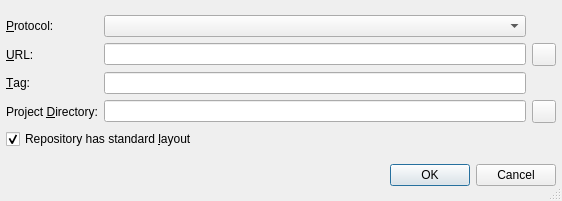
The window that Plugins/VcsPlugins/vcsSubversion/SvnNewProjectOptionsDialog.ui (testmana2/test) describes before a commit, drawn with Qt 5.
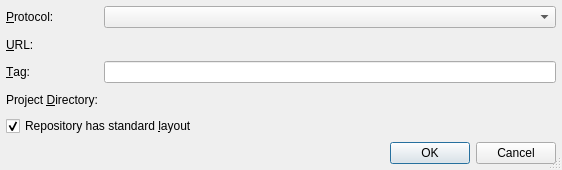
The same window after the commit. Custom widgets are drawn as their Qt base class.

Commit message: Modified more dialogs to use the path picker widgets.

```diff
--- a/Plugins/VcsPlugins/vcsSubversion/SvnNewProjectOptionsDialog.ui
+++ b/Plugins/VcsPlugins/vcsSubversion/SvnNewProjectOptionsDialog.ui
@@ -7,7 +7,7 @@
     <x>0</x>
     <y>0</y>
     <width>562</width>
-    <height>201</height>
+    <height>170</height>
    </rect>
   </property>
   <property name="windowTitle">
@@ -21,27 +21,7 @@
   <property name="sizeGripEnabled">
    <bool>true</bool>
   </property>
-  <layout class="QVBoxLayout">
-   <item>
-    <layout class="QGridLayout">
-     <item row="2" column="1">
-      <widget class="QLineEdit" name="vcsTagEdit">
-       <property name="toolTip">
-        <string>Enter the tag the new project should be generated from</string>
-       </property>
-       <property name="whatsThis">
-        <string>&lt;b&gt;Tag in VCS&lt;/b&gt;
-&lt;p&gt;Enter the tag name the new project shall be generated from. Leave empty to retrieve the latest data from the repository.&lt;/p&gt;</string>
-       </property>
-      </widget>
-     </item>
-     <item row="0" column="1">
-      <widget class="QComboBox" name="protocolCombo">
-       <property name="toolTip">
-        <string>Select the protocol to access the repository</string>
-       </property>
-      </widget>
-     </item>
+  <layout class="QGridLayout" name="gridLayout">
      <item row="0" column="0">
       <widget class="QLabel" name="textLabel1">
        <property name="text">
@@ -52,8 +32,8 @@
        </property>
       </widget>
      </item>
-     <item row="1" column="1">
-      <widget class="QLineEdit" name="vcsUrlEdit">
+   <item row="0" column="1">
+    <widget class="QComboBox" name="protocolCombo">
        <property name="toolTip">
         <string>Enter the url path of the module in the repository (without protocol part)</string>
        </property>
@@ -68,12 +48,71 @@
         <string>&amp;URL:</string>
        </property>
        <property name="buddy">
-        <cstring>vcsUrlEdit</cstring>
+      <cstring>vcsUrlPicker</cstring>
+     </property>
+    </widget>
+   </item>
+   <item row="1" column="1">
+    <widget class="E5PathPicker" name="vcsUrlPicker" native="true">
+     <property name="sizePolicy">
+      <sizepolicy hsizetype="Expanding" vsizetype="Preferred">
+       <horstretch>0</horstretch>
+       <verstretch>0</verstretch>
+      </sizepolicy>
+     </property>
+     <property name="focusPolicy">
+      <enum>Qt::StrongFocus</enum>
+     </property>
+     <property name="toolTip">
+      <string>Enter the url path of the module in the repository (without protocol part)</string>
+     </property>
+     <property name="whatsThis">
+      <string>&lt;b&gt;URL&lt;/b&gt;&lt;p&gt;Enter the URL to the module. For a repository with standard layout, this must not contain the trunk, tags or branches part.&lt;/p&gt;</string>
+     </property>
+    </widget>
+   </item>
+   <item row="2" column="0">
+    <widget class="QLabel" name="vcsTagLabel">
+     <property name="text">
+      <string>&amp;Tag:</string>
+     </property>
+     <property name="buddy">
+      <cstring>vcsTagEdit</cstring>
+     </property>
+    </widget>
+   </item>
+   <item row="2" column="1">
+    <widget class="QLineEdit" name="vcsTagEdit">
+     <property name="toolTip">
+      <string>Enter the tag the new project should be generated from</string>
+     </property>
+     <property name="whatsThis">
+      <string>&lt;b&gt;Tag in VCS&lt;/b&gt;
+&lt;p&gt;Enter the tag name the new project shall be generated from. Leave empty to retrieve the latest data from the repository.&lt;/p&gt;</string>
+     </property>
+    </widget>
+   </item>
+   <item row="3" column="0">
+    <widget class="QLabel" name="TextLabel4">
+     <property name="text">
+      <string>Project &amp;Directory:</string>
+     </property>
+     <property name="buddy">
+      <cstring>vcsProjectDirPicker</cstring>
        </property>
       </widget>
      </item>
      <item row="3" column="1">
-      <widget class="QLineEdit" name="vcsProjectDirEdit">
+    <widget class="E5PathPicker" name="vcsProjectDirPicker" native="true">
+     <property name="sizePolicy">
+      <sizepolicy hsizetype="Expanding" vsizetype="Preferred">
+       <horstretch>0</horstretch>
+       <verstretch>0</verstretch>
+      </sizepolicy>
+     </property>
+     <property name="focusPolicy">
+      <enum>Qt::StrongFocus</enum>
+     </property>
        <property name="toolTip">
         <string>Enter the directory of the new project.</string>
        </property>
@@ -100,39 +139,7 @@
        </property>
       </widget>
      </item>
-     <item row="3" column="0">
-      <widget class="QLabel" name="TextLabel4">
-       <property name="text">
-        <string>Project &amp;Directory:</string>
-       </property>
-       <property name="buddy">
-        <cstring>vcsProjectDirEdit</cstring>
-       </property>
-      </widget>
-     </item>
-     <item row="2" column="0">
-      <widget class="QLabel" name="vcsTagLabel">
-       <property name="text">
-        <string>&amp;Tag:</string>
-       </property>
-       <property name="buddy">
-        <cstring>vcsTagEdit</cstring>
-       </property>
-      </widget>
-     </item>
-     <item row="1" column="2">
-      <widget class="QToolButton" name="vcsUrlButton">
-       <property name="toolTip">
-        <string>Select the repository url via a directory selection dialog or the repository browser</string>
-       </property>
-      </widget>
-     </item>
-     <item row="3" column="2">
-      <widget class="QToolButton" name="projectDirButton"/>
-     </item>
-    </layout>
-   </item>
-   <item>
+   <item row="5" column="0" colspan="2">
     <widget class="QDialogButtonBox" name="buttonBox">
      <property name="orientation">
       <enum>Qt::Horizontal</enum>
@@ -146,6 +153,14 @@
  </widget>
  <layoutdefault spacing="6" margin="6"/>
  <pixmapfunction>qPixmapFromMimeSource</pixmapfunction>
+ <customwidgets>
+  <customwidget>
+   <class>E5PathPicker</class>
+   <extends>QWidget</extends>
+   <header>E5Gui/E5PathPicker.h</header>
+   <container>1</container>
+  </customwidget>
+ </customwidgets>
  <tabstops>
   <tabstop>protocolCombo</tabstop>
   <tabstop>vcsUrlEdit</tabstop>
```
Left out of the diff: 11 changed lines with no effect on the pictures. Lines whose indentation alone changed are shown as unchanged. The commit also changes 8 other files.
